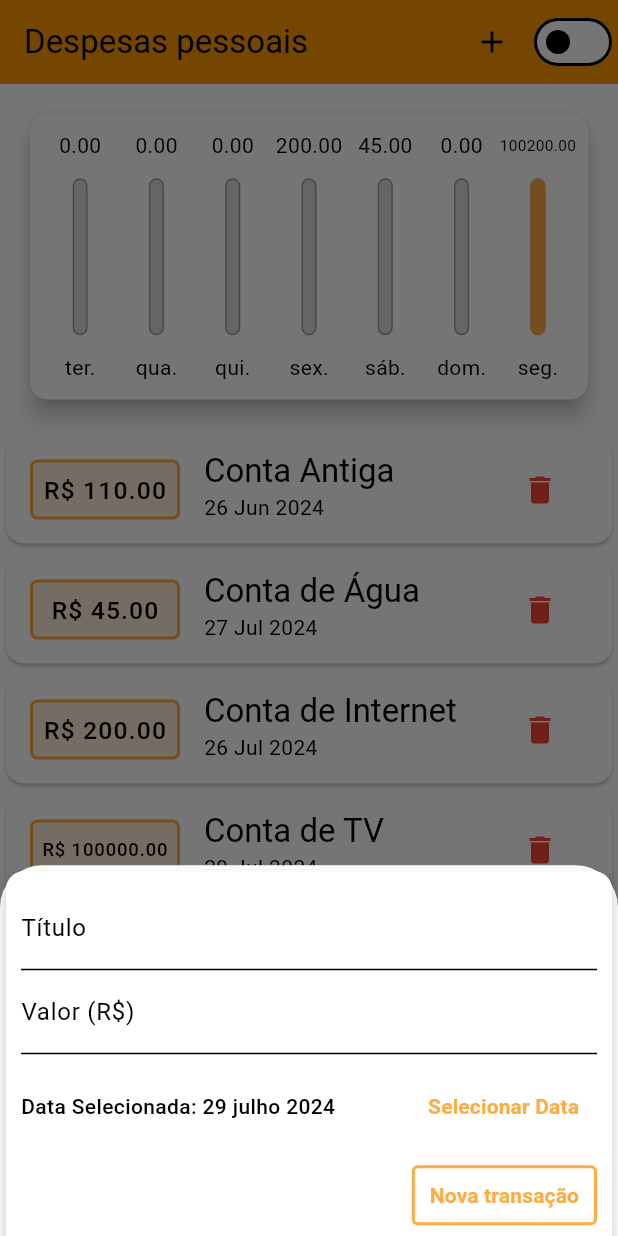
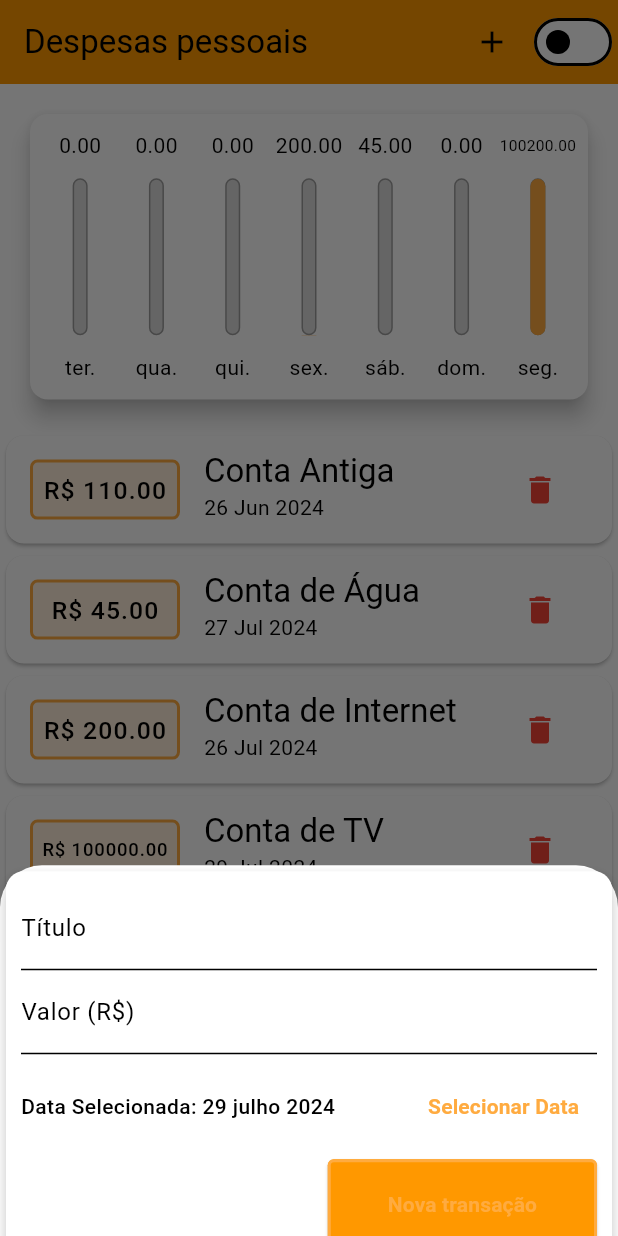
Before and after one commit to jefersonmatheusx/Flutter, a Flutter app: the screen it shows after launch, after a tap on the "add" icon, on a phone screen of 412 x 824 dp. Run offline on Flutter 3.47's test engine with Material 3 defaults, Android fonts, the phone set to English and light mode, and no system bars.

Commit message:
feat: adaptative comonets

```diff
--- /dev/null
+++ b/Cod3r/expenses/lib/components/adaptative_button.dart
@@ -0,0 +1,49 @@
+import 'package:flutter/material.dart';
+import 'package:flutter/cupertino.dart';
+import 'dart:io';
+
+class AdaptativeButton extends StatelessWidget {
+  final String label;
+  final Function()? onPressed;
+
+  const AdaptativeButton({
+    required this.label,
+    required this.onPressed,
+    super.key,
+  });
+
+  @override
+  Widget build(BuildContext context) {
+    final isIOS = Platform.isIOS;
+
+    return isIOS
+        ? CupertinoButton(
+            child: Text(label),
+            onPressed: onPressed,
+            color: Theme.of(context).colorScheme.primary,
+            padding: const EdgeInsets.symmetric(
+              horizontal: 20,
+            ),
+          )
+        : ElevatedButton(
+            child: Text(label,
+                style: TextStyle(
+                  fontWeight: FontWeight.bold,
+                )),
+            onPressed: onPressed,
+            style: ButtonStyle(
+              shape: WidgetStateProperty.all<RoundedRectangleBorder>(
+                RoundedRectangleBorder(
+                  borderRadius: BorderRadius.circular(4.0),
+                ),
+              ),
+              side: WidgetStateProperty.all<BorderSide>(
+                BorderSide(
+                  color: Theme.of(context).colorScheme.primary,
+                  width: 2.0,
+                ),
+              ),
+            ),
+          );
+  }
+}
--- /dev/null
+++ b/Cod3r/expenses/lib/components/adaptative_text_field.dart
@@ -0,0 +1,47 @@
+import 'package:flutter/material.dart';
+import 'package:flutter/cupertino.dart';
+import 'dart:io';
+
+class AdaptativeTextField extends StatelessWidget {
+  final String? label;
+  final Function(String) onSubmitted;
+  final TextEditingController controller;
+  final bool isIOS = Platform.isIOS;
+  final TextInputType keyboardType;
+
+  AdaptativeTextField({
+    this.label,
+    required this.controller,
+    required this.onSubmitted,
+    this.keyboardType = TextInputType.text,
+    super.key,
+  });
+
+  @override
+  Widget build(BuildContext context) {
+    final isIOS = Platform.isIOS;
+
+    return isIOS
+        ? Padding(
+            padding: const EdgeInsets.only(bottom: 10),
+            child: CupertinoTextField(
+              controller: controller,
+              keyboardType: keyboardType,
+              onSubmitted: onSubmitted,
+              placeholder: label,
+              padding: const EdgeInsets.symmetric(
+                horizontal: 6,
+                vertical: 12,
+              ),
+            ),
+          )
+        : TextField(
+            controller: controller,
+            onSubmitted: onSubmitted,
+            keyboardType: keyboardType,
+            decoration: InputDecoration(
+              labelText: label,
+            ),
+          );
+  }
+}
--- a/Cod3r/expenses/lib/components/transaction_form.dart
+++ b/Cod3r/expenses/lib/components/transaction_form.dart
@@ -1,3 +1,5 @@
+import 'package:expenses/components/adaptative_button.dart';
+import 'package:expenses/components/adaptative_text_field.dart';
 import 'package:flutter/material.dart';
 import 'package:intl/date_symbol_data_local.dart';
 import 'package:intl/intl.dart';
@@ -71,20 +73,16 @@ class _TransactionFormState extends State<TransactionForm> {
                 right: 10,
                 top: 10),
             child: Column(children: <Widget>[
-              TextField(
+              AdaptativeTextField(
+                label: 'Título',
+                controller: _titleController,
                 onSubmitted: (_) => _submitForm(),
-                controller: _titleController,
-                decoration: const InputDecoration(
-                  labelText: 'Título',
-                ),
               ),
-              TextField(
+              AdaptativeTextField(
+                label: 'Valor (R\$)',
+                controller: _valueController,
                 onSubmitted: (_) => _submitForm(),
                 keyboardType: TextInputType.numberWithOptions(decimal: true),
-                controller: _valueController,
-                decoration: const InputDecoration(
-                  labelText: 'Valor (R\$)',
-                ),
               ),
               Container(
                 height: 70,
@@ -109,25 +107,9 @@ class _TransactionFormState extends State<TransactionForm> {
                 ),
               ),
               Row(mainAxisAlignment: MainAxisAlignment.end, children: [
-                TextButton(
+                AdaptativeButton(
+                  label: 'Nova transação',
                   onPressed: _submitForm,
-                  style: ButtonStyle(
-                    shape: WidgetStateProperty.all<RoundedRectangleBorder>(
-                      RoundedRectangleBorder(
-                        borderRadius: BorderRadius.circular(4.0),
-                      ),
-                    ),
-                    side: WidgetStateProperty.all<BorderSide>(
-                      BorderSide(
-                        color: Theme.of(context).colorScheme.primary,
-                        width: 2.0,
-                      ),
-                    ),
-                  ),
-                  child: const Text('Nova transação',
-                      style: TextStyle(
-                        fontWeight: FontWeight.bold,
-                      )),
                 ),
               ]),
             ]),
--- a/Cod3r/expenses/lib/main.dart
+++ b/Cod3r/expenses/lib/main.dart
@@ -1,3 +1,4 @@
+import 'dart:io';
 import 'dart:math';
 
 import 'package:expenses/components/chart.dart';
@@ -6,6 +7,7 @@ import 'package:expenses/components/transaction_list.dart';
 import 'package:expenses/theme/theme_constants.dart';
 import 'package:expenses/theme/theme_manager.dart';
 import 'package:expenses/transaction.dart';
+import 'package:flutter/cupertino.dart';
 import 'package:flutter/material.dart';
 
 main() => runApp(ExpensesApp());
@@ -172,28 +174,39 @@ class _MyHomePageState extends State<MyHomePage> {
             ));
   }
 
-  _showChartFunction(bool value) {
+  _showChartFunction() {
     setState(() {
-      _showChart = value;
+      _showChart = !_showChart;
     });
   }
 
-  @override
-  Widget build(BuildContext context) {
-    final mediaQuery = MediaQuery.of(context);
-    bool isLandscape = mediaQuery.orientation == Orientation.landscape;
-    final appBarr = AppBar(
+  _getAppBar(bool isLandscape) {
+    final isIOS = Platform.isIOS;
+    IconData chartIcon;
+    if (_showChart) {
+      chartIcon = !isIOS ? Icons.list : CupertinoIcons.square_list_fill;
+    } else {
+      chartIcon = !isIOS ? Icons.pie_chart : CupertinoIcons.chart_bar_circle;
+    }
+
+    final actions = <Widget>[
+      if (isLandscape) _getIconButton(chartIcon, _showChartFunction),
+      _getIconButton(!isIOS ? Icons.add : CupertinoIcons.add,
+          () => _openTransactionFormModal(context)),
+    ];
+
+    if (isIOS) {
+      return CupertinoNavigationBar(
+        middle: Text('Despesas pessoais'),
+        trailing: Row(
+          mainAxisSize: MainAxisSize.min,
+          children: actions,
+        ),
+      );
+    } else {
+      return AppBar(
         actions: <Widget>[
-        if (isLandscape)
-          IconButton(
-              icon: Icon(_showChart ? Icons.list : Icons.pie_chart),
-              onPressed: () => setState(() {
-                    _showChart = !_showChart;
-                  })),
-        IconButton(
-          icon: const Icon(Icons.add),
-          onPressed: () => _openTransactionFormModal(context),
-        ),
+          ...actions,
           Switch(
             value: _themeManager.themeMode == ThemeMode.dark,
             onChanged: (value) {
@@ -202,18 +215,36 @@ class _MyHomePageState extends State<MyHomePage> {
           ),
         ],
         // backgroundColor: Theme.of(context).colorScheme.primary,
-      title: Text(
+        title: const Text(
           'Despesas pessoais',
         ),
       );
+    }
+  }
+
+  Widget _getIconButton(IconData icon, Function() fn) {
+    return Platform.isIOS
+        ? GestureDetector(
+            onTap: fn,
+            child: Icon(icon),
+          )
+        : IconButton(
+            icon: Icon(icon),
+            onPressed: fn,
+          );
+  }
+
+  @override
+  Widget build(BuildContext context) {
+    final mediaQuery = MediaQuery.of(context);
+    bool isLandscape = mediaQuery.orientation == Orientation.landscape;
 
     final availableHeight = mediaQuery.size.height -
-        appBarr.preferredSize.height -
+        _getAppBar(isLandscape).preferredSize.height -
         mediaQuery.padding.top;
 
-    return Scaffold(
-      appBar: appBarr,
-      body: SingleChildScrollView(
+    final bodyPage = SafeArea(
+      child: SingleChildScrollView(
         child: Column(
           crossAxisAlignment: CrossAxisAlignment.stretch,
           children: <Widget>[
@@ -231,6 +262,16 @@ class _MyHomePageState extends State<MyHomePage> {
           ],
         ),
       ),
+    );
+
+    return Platform.isIOS
+        ? CupertinoPageScaffold(
+            navigationBar: _getAppBar(isLandscape),
+            child: bodyPage,
+          )
+        : Scaffold(
+            appBar: _getAppBar(isLandscape),
+            body: bodyPage,
             floatingActionButton: FloatingActionButton(
               // backgroundColor: Theme.of(context).colorScheme.primary,
               // foregroundColor: Theme.of(context).colorScheme.onPrimary,
@@ -240,7 +281,8 @@ class _MyHomePageState extends State<MyHomePage> {
               tooltip: 'Adicionar transação',
               child: const Icon(Icons.add),
             ),
-      floatingActionButtonLocation: FloatingActionButtonLocation.centerFloat,
+            floatingActionButtonLocation:
+                FloatingActionButtonLocation.centerFloat,
           );
   }
 }
```
Lines whose indentation alone changed are shown as unchanged.
